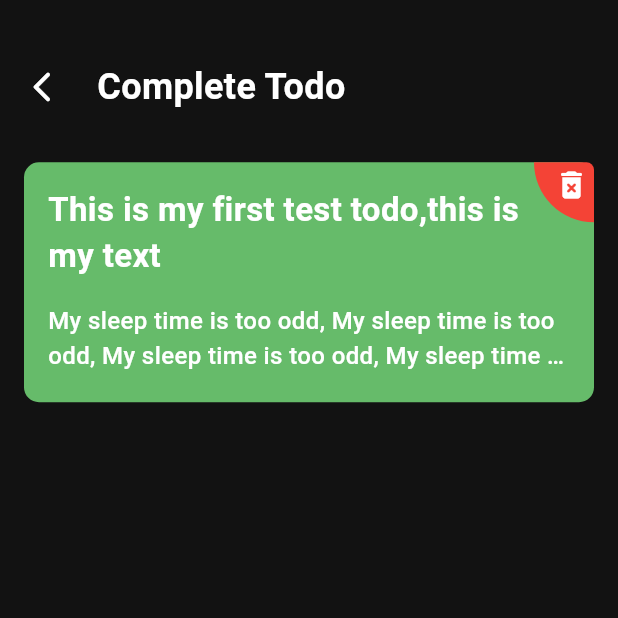
After one commit to Subhajit-14th/todo_mobile_application, a Flutter app: the CompleteTodoScreen screen opened directly, on a phone screen of 412 x 824 dp, the top half of it. The commit adds this screen. Run offline on Flutter 3.47's test engine with Material 3 defaults, Android fonts, the phone set to English and light mode, and no system bars.

Commit message:
complete todo screen with popup

```diff
--- /dev/null
+++ b/lib/view/CompleteTodoScreen/completeTodoScreen.dart
@@ -0,0 +1,220 @@
+import 'package:flutter/material.dart';
+import 'package:todo_app/common/app_color.dart';
+
+class CompleteTodoScreen extends StatefulWidget {
+  const CompleteTodoScreen({super.key});
+
+  @override
+  State<CompleteTodoScreen> createState() => _CompleteTodoScreenState();
+}
+
+class _CompleteTodoScreenState extends State<CompleteTodoScreen> {
+  @override
+  Widget build(BuildContext context) {
+    var height = MediaQuery.of(context).size.height;
+    var width = MediaQuery.of(context).size.width;
+
+    return Scaffold(
+      backgroundColor: AppColor.screenbackgroundColor,
+      body: Padding(
+        padding: const EdgeInsets.only(left: 16, right: 16),
+        child: Column(
+          children: [
+            SizedBox(height: height * 0.05),
+
+            /// Profile Heading
+            Row(
+              children: [
+                /// Back Icon
+                InkWell(
+                  onTap: () {
+                    Navigator.pop(context);
+                  },
+                  child: const Icon(
+                    Icons.arrow_back_ios_new_rounded,
+                    color: AppColor.textColor,
+                  ),
+                ),
+                SizedBox(width: width * 0.06),
+
+                /// Profile Appbar
+                const Text(
+                  'Complete Todo',
+                  style: TextStyle(
+                    color: AppColor.textColor,
+                    fontSize: 24,
+                    fontWeight: FontWeight.bold,
+                  ),
+                ),
+              ],
+            ),
+            SizedBox(height: height * 0.04),
+
+            /// Complete todo item list
+            Stack(
+              children: [
+                Container(
+                  height: 160,
+                  width: double.infinity,
+                  margin: const EdgeInsets.only(bottom: 16),
+                  padding: const EdgeInsets.all(16),
+                  decoration: BoxDecoration(
+                    color: Colors.green[400],
+                    borderRadius: BorderRadius.circular(10),
+                  ),
+                  child: Column(
+                    crossAxisAlignment: CrossAxisAlignment.start,
+                    children: [
+                      /// This is todo title
+                      const Text(
+                        'This is my first test todo,this is my text',
+                        style: TextStyle(
+                          color: AppColor.textColor,
+                          fontSize: 22,
+                          fontWeight: FontWeight.bold,
+                        ),
+                      ),
+                      SizedBox(height: height * 0.02),
+
+                      /// This is todo subtitle
+                      const Text(
+                        'My sleep time is too odd, My sleep time is too odd, My sleep time is too odd, My sleep time is too odd',
+                        maxLines: 2,
+                        style: TextStyle(
+                          color: AppColor.textColor,
+                          fontSize: 16,
+                          fontWeight: FontWeight.w500,
+                          overflow: TextOverflow.ellipsis,
+                        ),
+                      ),
+                    ],
+                  ),
+                ),
+                Align(
+                  alignment: Alignment.topRight,
+                  child: InkWell(
+                    onTap: _showDeleteConfirmationDialog,
+                    child: Container(
+                      height: 40,
+                      width: 40,
+                      padding: const EdgeInsets.only(left: 10, bottom: 10),
+                      decoration: const BoxDecoration(
+                        color: Colors.red,
+                        borderRadius: BorderRadius.only(
+                          bottomLeft: Radius.circular(80),
+                          topRight: Radius.circular(10),
+                        ),
+                      ),
+                      child: const Center(
+                        child: Icon(
+                          Icons.delete_forever_rounded,
+                          color: AppColor.textColor,
+                        ),
+                      ),
+                    ),
+                  ),
+                ),
+              ],
+            ),
+          ],
+        ),
+      ),
+    );
+  }
+
+  /// Show delete confirmation dialog
+  void _showDeleteConfirmationDialog() {
+    showDialog(
+      context: context,
+      barrierColor: Colors.transparent, // Semi-transparent background
+      barrierDismissible: true, // Enable tap outside to dismiss
+      builder: (BuildContext context) {
+        return Center(
+          child: Container(
+            height: MediaQuery.of(context).size.height * 0.2,
+            width: double.infinity,
+            margin: const EdgeInsets.only(left: 16, right: 16),
+            padding: const EdgeInsets.all(18),
+            decoration: BoxDecoration(
+              color: AppColor.todoItemColor,
+              borderRadius: BorderRadius.circular(15),
+            ),
+            child: Material(
+              color: Colors.transparent,
+              child: Column(
+                children: [
+                  /// This is todo title
+                  const Text(
+                    'Are you want to sure to delete this Todo??',
+                    style: TextStyle(
+                      color: AppColor.textColor,
+                      fontSize: 22,
+                      fontWeight: FontWeight.bold,
+                    ),
+                  ),
+                  SizedBox(height: MediaQuery.of(context).size.height * 0.02),
+
+                  /// Todo buttons
+                  SizedBox(
+                    height: 50,
+                    child: Row(
+                      children: [
+                        Expanded(
+                          child: InkWell(
+                            onTap: () {
+                              Navigator.of(context).pop();
+                            },
+                            child: Container(
+                              decoration: BoxDecoration(
+                                color: Colors.red,
+                                borderRadius: BorderRadius.circular(10),
+                              ),
+                              child: Center(
+                                child: Text(
+                                  'No',
+                                  style: TextStyle(
+                                    color: AppColor.textColor,
+                                    fontSize: 18,
+                                    fontWeight: FontWeight.bold,
+                                  ),
+                                ),
+                              ),
+                            ),
+                          ),
+                        ),
+                        const SizedBox(width: 16),
+                        Expanded(
+                          child: InkWell(
+                            onTap: () {
+                              Navigator.of(context).pop();
+                            },
+                            child: Container(
+                              decoration: BoxDecoration(
+                                color: Colors.green.shade300,
+                                borderRadius: BorderRadius.circular(10),
+                              ),
+                              child: Center(
+                                child: Text(
+                                  'Yes',
+                                  style: const TextStyle(
+                                    color: Colors.black,
+                                    fontSize: 18,
+                                    fontWeight: FontWeight.bold,
+                                  ),
+                                ),
+                              ),
+                            ),
+                          ),
+                        ),
+                      ],
+                    ),
+                  ),
+                ],
+              ),
+            ),
+          ),
+        );
+      },
+    );
+  }
+}
```
Also changed, not shown: lib/view/ProfileScreen/profileScreen.dart (+7 -1 lines).
